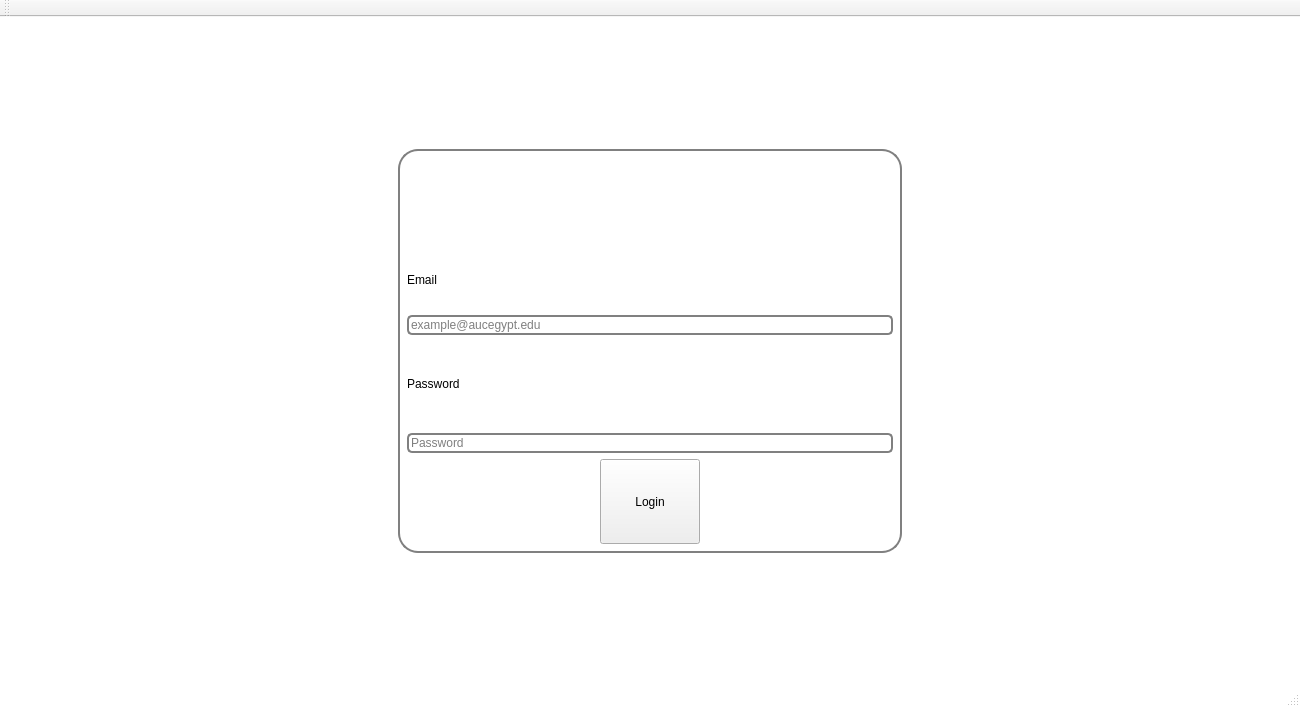
Youssef2778/Rate-AUC-Professors-2.0, file Rate_AUC/mainwindow.ui: the form before one commit.
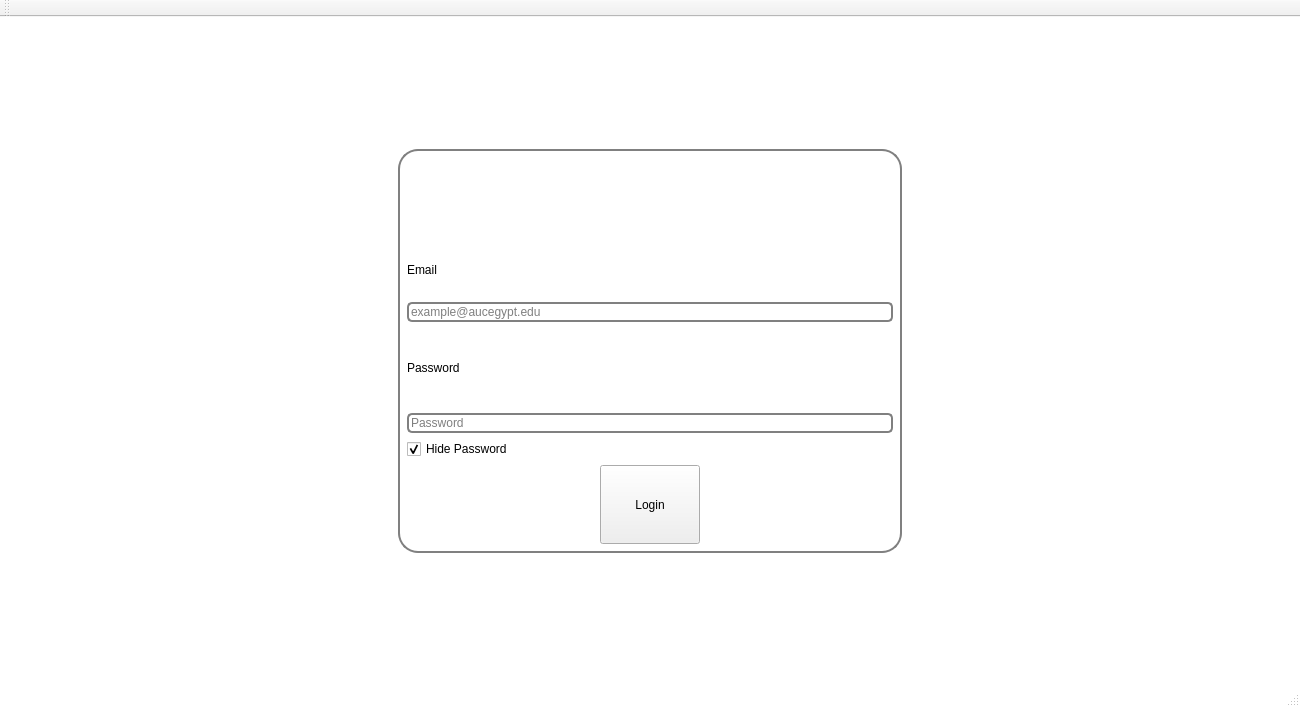
The form after the commit. Icons and pictures are not drawn.

Commit message: Implement the 'Hide Password' Mechanism

Diff of the .ui file:
```diff
--- a/Rate_AUC/mainwindow.ui
+++ b/Rate_AUC/mainwindow.ui
@@ -119,6 +119,16 @@
            </property>
           </widget>
          </item>
+         <item>
+          <widget class="QCheckBox" name="checkBox">
+           <property name="text">
+            <string>Hide Password</string>
+           </property>
+           <property name="checked">
+            <bool>true</bool>
+           </property>
+          </widget>
+         </item>
          <item alignment="Qt::AlignHCenter">
           <widget class="QPushButton" name="pushButton">
            <property name="minimumSize">
```
The commit also changes 2 other files.
